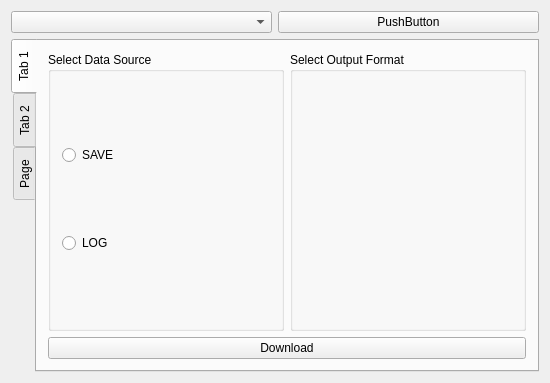
First picture: the form in yellowdolphindownloader.ui, repository C-X1/YellowDolphin, before the edit.
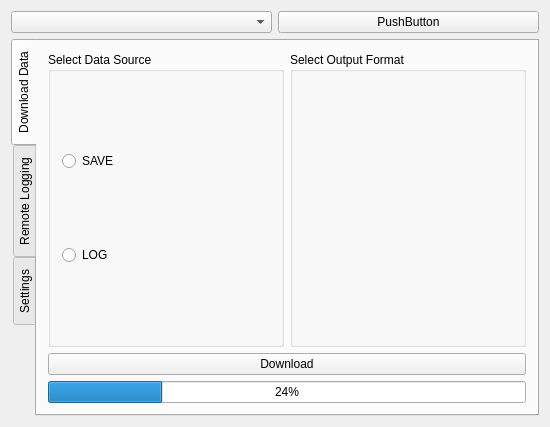
Second picture: the form after the edit.

Patch:
```diff
--- a/yellowdolphindownloader.ui
+++ b/yellowdolphindownloader.ui
@@ -7,7 +7,7 @@
     <x>0</x>
     <y>0</y>
     <width>550</width>
-    <height>383</height>
+    <height>427</height>
    </rect>
   </property>
   <property name="acceptDrops">
@@ -47,7 +47,7 @@
      </property>
      <widget class="QWidget" name="tab">
       <attribute name="title">
-       <string>Tab 1</string>
+       <string>Download Data</string>
       </attribute>
       <layout class="QVBoxLayout" name="verticalLayout_3">
        <item>
@@ -91,16 +91,23 @@
          </property>
         </widget>
        </item>
+       <item>
+        <widget class="QProgressBar" name="progressBar">
+         <property name="value">
+          <number>24</number>
+         </property>
+        </widget>
+       </item>
       </layout>
      </widget>
      <widget class="QWidget" name="tab_2">
       <attribute name="title">
-       <string>Tab 2</string>
+       <string>Remote Logging</string>
       </attribute>
      </widget>
      <widget class="QWidget" name="tab_3">
       <attribute name="title">
-       <string>Page</string>
+       <string>Settings</string>
       </attribute>
      </widget>
     </widget>
```
Left out of the diff: 2 changed lines with no effect on the pictures.
